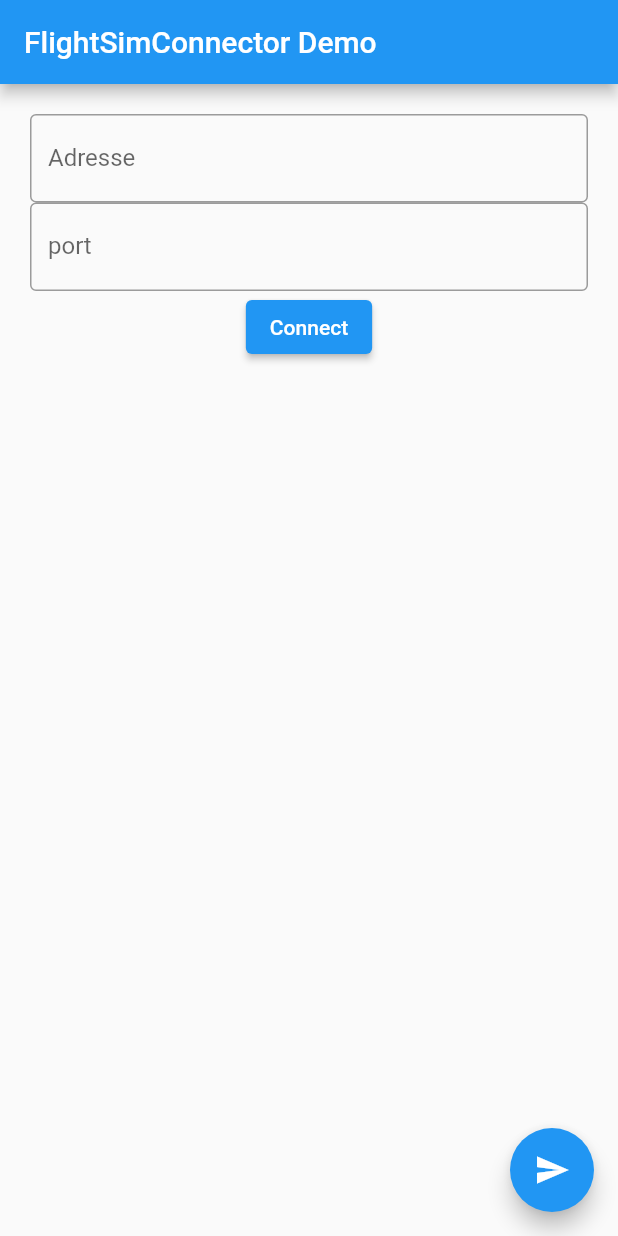
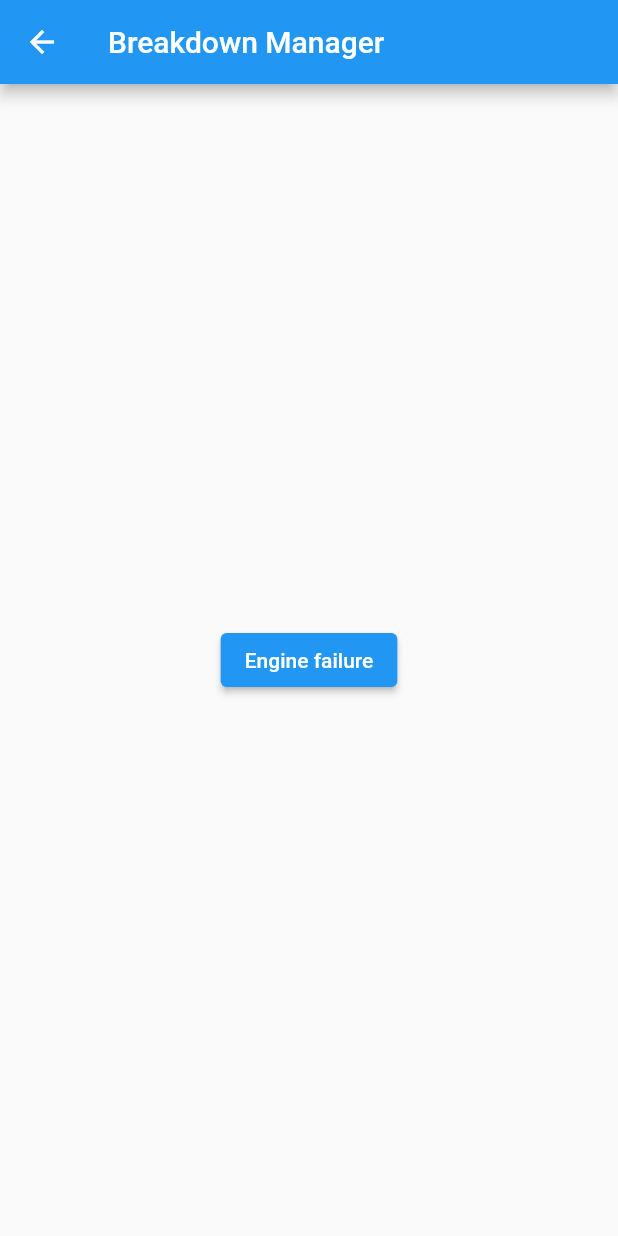
Before and after one commit to Duprat-Robin/RemoteControlMSFS2020, a Flutter app: the screen it shows after launch, on a phone screen of 412 x 824 dp. Run offline on Flutter 3.47's test engine with Material 2 defaults, Android fonts, the light colour scheme and no system bars.

Commit message:
ajout d'un scaffold pour envoyer une panne

```diff
--- /dev/null
+++ b/MobileApp/lib/breakdowns.dart
@@ -0,0 +1,24 @@
+import 'package:flutter/material.dart';
+import 'package:web_socket_channel/web_socket_channel.dart';
+import 'routes.dart';
+import 'main.dart';
+
+class BreakdownManager extends StatelessWidget {
+  static const String routeName = '/breakdownMan';
+
+  @override
+  Widget build(BuildContext context) {
+    return Scaffold(
+      appBar: AppBar(title: Text('Breakdown Manager')),
+      body: Center(
+        child: ElevatedButton(
+          onPressed: () {
+            MyApp.webSocket.sendMessage(
+                'engine:0'); // Navigate back to first screen when tapped.
+          },
+          child: Text('Engine failure'),
+        ),
+      ),
+    );
+  }
+}
--- a/MobileApp/lib/main.dart
+++ b/MobileApp/lib/main.dart
@@ -1,5 +1,6 @@
 import 'package:flutter/material.dart';
 import 'package:remotecontrolmsfs/Instruments/artificialHorizon.dart';
+import 'package:remotecontrolmsfs/breakdowns.dart';
 import 'package:remotecontrolmsfs/sim.dart';
 import 'Instruments/gauge.dart';
 import 'Instruments/instrument.dart';
@@ -18,6 +19,7 @@ class MyApp extends StatelessWidget {
   @override
   Widget build(BuildContext context) {
     return MaterialApp(
+      initialRoute: Routes.breakdowns,
       routes: {
         Routes.webSocket: (context) => webSocket,
         Routes.gauge: (context) => Anemometre(mainSim.speed),
@@ -29,6 +31,7 @@ class MyApp extends StatelessWidget {
                     AnemometrePainted(mainSim.speed, 200, 150, 85, 70, 55)),
               ],
             ),
+        Routes.breakdowns: (context) => BreakdownManager()
       },
     );
   }
--- a/MobileApp/lib/routes.dart
+++ b/MobileApp/lib/routes.dart
@@ -1,4 +1,5 @@
 import 'package:remotecontrolmsfs/Instruments/artificialHorizon.dart';
+import 'package:remotecontrolmsfs/breakdowns.dart';
 
 import 'Instruments/gauge.dart';
 import 'webSocket.dart';
@@ -8,4 +9,5 @@ class Routes {
   static const String gauge = Anemometre.routeName;
   static const String aritficialHorizon = ArtificialHorizon.routeName;
   static const String cockpit = '/cockpit';
+  static const String breakdowns = BreakdownManager.routeName;
 }
--- a/MobileApp/lib/webSocket.dart
+++ b/MobileApp/lib/webSocket.dart
@@ -2,6 +2,8 @@ import 'package:flutter/material.dart';
 import 'package:web_socket_channel/web_socket_channel.dart';
 import 'routes.dart';
 import 'main.dart';
+
+WebSocketChannel _channel;
 
 class ConnectionWidget extends StatefulWidget {
   final String title;
@@ -11,13 +13,17 @@ class ConnectionWidget extends StatefulWidget {
 
   @override
   _ConnectionWidgetState createState() => _ConnectionWidgetState();
+
+  void sendMessage(String mess) {
+    _channel.sink.add(mess);
+  }
 }
 
 class _ConnectionWidgetState extends State<ConnectionWidget> {
   TextEditingController _controller = TextEditingController();
   TextEditingController _portController = TextEditingController();
   TextEditingController _addrController = TextEditingController();
-  WebSocketChannel _channel;
+
   List<Widget> _formList = <Widget>[];
   bool _isConnected = false;
   bool _isInitialized = false;
```
Also changed, not shown: 11 other files.
